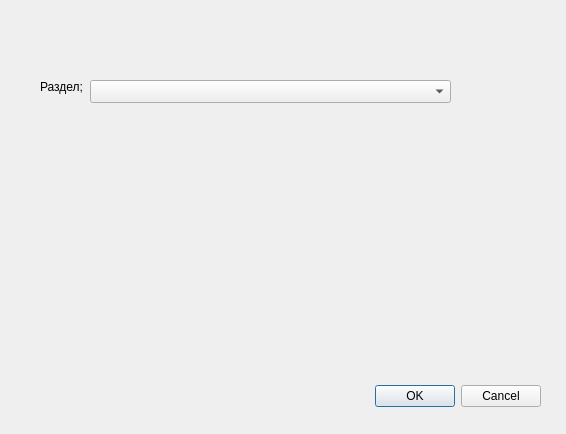
The window that qokved/addokveddialog.ui (kostin1221/okved) describes before a commit, drawn with Qt 5.
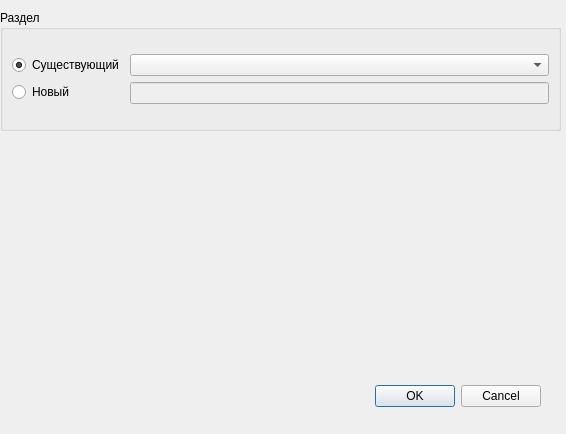
The same window after the commit.

Patch:
```diff
--- a/qokved/addokveddialog.ui
+++ b/qokved/addokveddialog.ui
@@ -29,34 +29,74 @@
     <set>QDialogButtonBox::Cancel|QDialogButtonBox::Ok</set>
    </property>
   </widget>
-  <widget class="QLabel" name="label">
+  <widget class="QGroupBox" name="groupBox">
    <property name="geometry">
     <rect>
-     <x>40</x>
-     <y>80</y>
-     <width>48</width>
-     <height>14</height>
+     <x>0</x>
+     <y>10</y>
+     <width>561</width>
+     <height>121</height>
     </rect>
    </property>
-   <property name="sizePolicy">
-    <sizepolicy hsizetype="Fixed" vsizetype="Fixed">
-     <horstretch>0</horstretch>
-     <verstretch>0</verstretch>
-    </sizepolicy>
+   <property name="title">
+    <string>Раздел</string>
    </property>
-   <property name="text">
-    <string>Раздел;</string>
-   </property>
-  </widget>
-  <widget class="QComboBox" name="comboRazdels">
-   <property name="geometry">
-    <rect>
-     <x>90</x>
-     <y>80</y>
-     <width>361</width>
-     <height>23</height>
-    </rect>
-   </property>
+   <layout class="QGridLayout" name="gridLayout">
+    <item row="0" column="0">
+     <layout class="QHBoxLayout" name="horizontalLayout">
+      <item>
+       <layout class="QVBoxLayout" name="verticalLayout_2">
+        <property name="sizeConstraint">
+         <enum>QLayout::SetFixedSize</enum>
+        </property>
+        <item>
+         <widget class="QRadioButton" name="oldRazdelButton">
+          <property name="sizePolicy">
+           <sizepolicy hsizetype="Fixed" vsizetype="Fixed">
+            <horstretch>0</horstretch>
+            <verstretch>0</verstretch>
+           </sizepolicy>
+          </property>
+          <property name="text">
+           <string>Существующий</string>
+          </property>
+          <property name="checked">
+           <bool>true</bool>
+          </property>
+         </widget>
+        </item>
+        <item>
+         <widget class="QRadioButton" name="newRazdelButton">
+          <property name="sizePolicy">
+           <sizepolicy hsizetype="Fixed" vsizetype="Fixed">
+            <horstretch>0</horstretch>
+            <verstretch>0</verstretch>
+           </sizepolicy>
+          </property>
+          <property name="text">
+           <string>Новый</string>
+          </property>
+         </widget>
+        </item>
+       </layout>
+      </item>
+      <item>
+       <layout class="QVBoxLayout" name="verticalLayout">
+        <item>
+         <widget class="QComboBox" name="comboRazdels"/>
+        </item>
+        <item>
+         <widget class="QLineEdit" name="newRazdelEdit">
+          <property name="enabled">
+           <bool>false</bool>
+          </property>
+         </widget>
+        </item>
+       </layout>
+      </item>
+     </layout>
+    </item>
+   </layout>
   </widget>
  </widget>
  <resources/>
```
Left out of the diff: 35 changed lines with no effect on the pictures.
